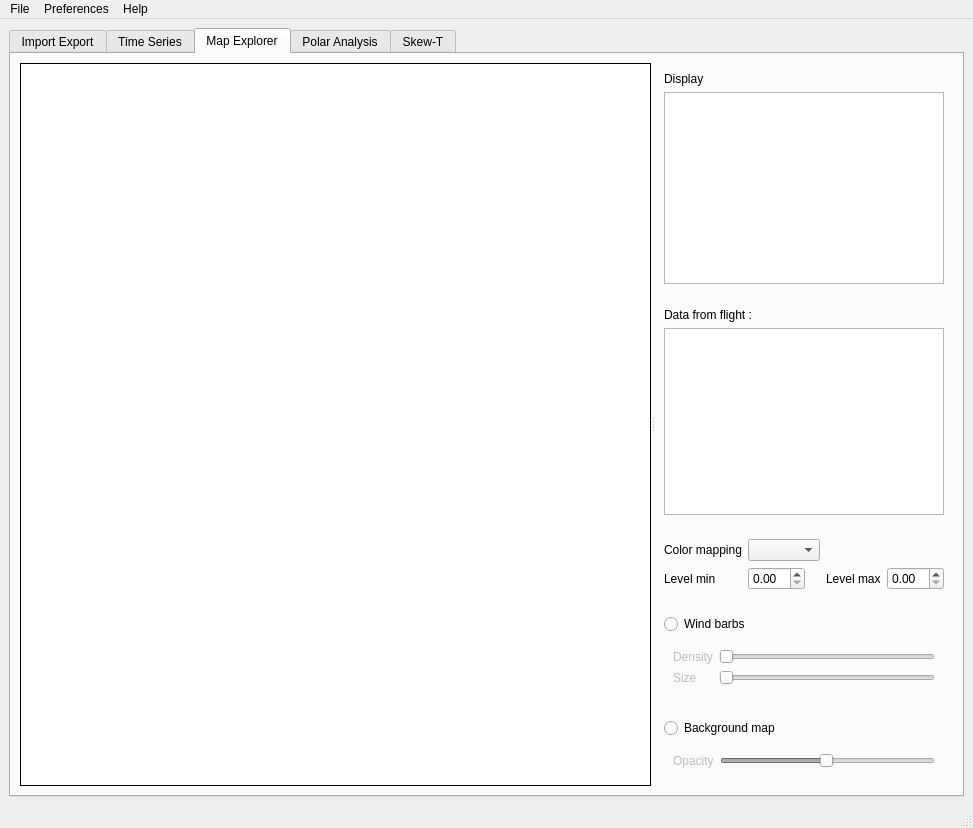
The window that src/gui/mainwindow.ui (TheGoodWeather/Vector-Vario-Analyzer) describes before a commit, drawn with Qt 5.
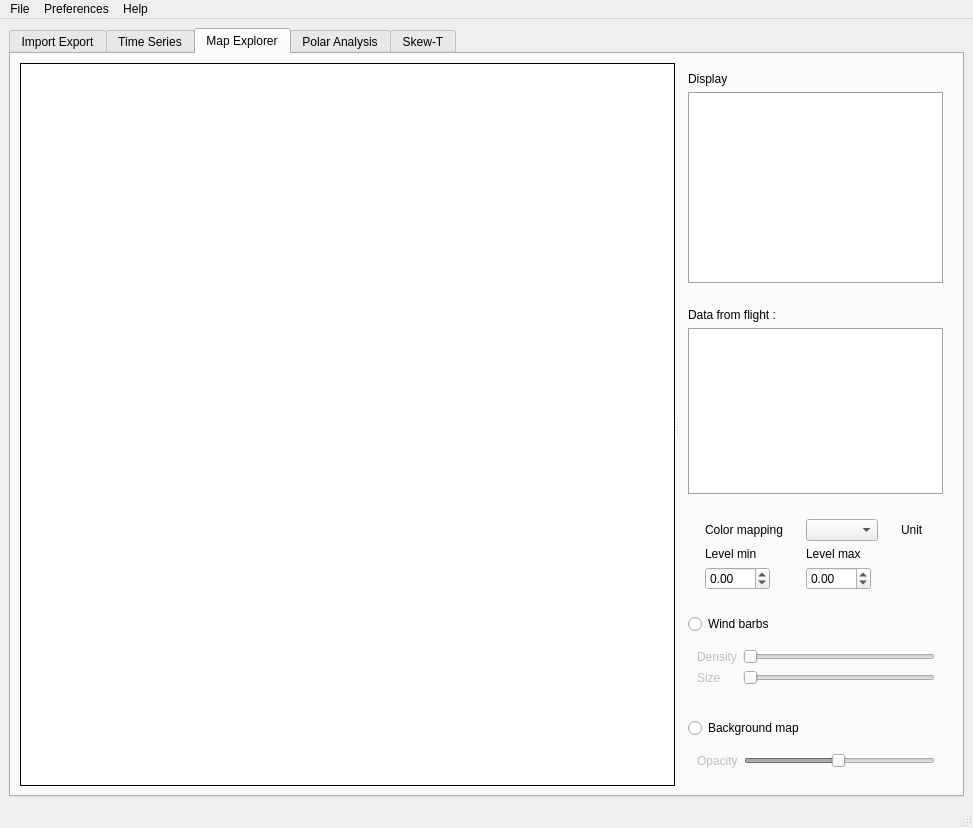
The same window after the commit. The open tabs and pages were chosen to show the change. Custom widgets are drawn as their Qt base class.

Commit message: Modifications des limites de colorbar + correction bugs

Diff of the .ui file:
```diff
--- a/src/gui/mainwindow.ui
+++ b/src/gui/mainwindow.ui
@@ -534,6 +534,9 @@
                    <verstretch>0</verstretch>
                   </sizepolicy>
                  </property>
+                 <property name="frameShape">
+                  <enum>QFrame::Box</enum>
+                 </property>
                 </widget>
                </item>
               </layout>
@@ -563,6 +566,9 @@
                    <verstretch>0</verstretch>
                   </sizepolicy>
                  </property>
+                 <property name="frameShape">
+                  <enum>QFrame::Box</enum>
+                 </property>
                 </widget>
                </item>
               </layout>
@@ -571,7 +577,7 @@
             <item>
              <widget class="QWidget" name="widget_levels_map" native="true">
               <layout class="QGridLayout" name="gridLayout_3">
-               <item row="0" column="1">
+               <item row="0" column="2">
                 <widget class="QComboBox" name="combobox_variable_2D">
                  <property name="sizePolicy">
                   <sizepolicy hsizetype="Fixed" vsizetype="Fixed">
@@ -581,6 +587,19 @@
                  </property>
                 </widget>
                </item>
+               <item row="2" column="2">
+                <widget class="QLabel" name="label_21">
+                 <property name="sizePolicy">
+                  <sizepolicy hsizetype="Fixed" vsizetype="Preferred">
+                   <horstretch>0</horstretch>
+                   <verstretch>0</verstretch>
+                  </sizepolicy>
+                 </property>
+                 <property name="text">
+                  <string>Level max</string>
+                 </property>
+                </widget>
+               </item>
                <item row="0" column="0">
                 <widget class="QLabel" name="label_23">
                  <property name="sizePolicy">
@@ -594,30 +613,7 @@
                  </property>
                 </widget>
                </item>
-               <item row="1" column="2">
-                <widget class="QLabel" name="label_21">
-                 <property name="sizePolicy">
-                  <sizepolicy hsizetype="Fixed" vsizetype="Preferred">
-                   <horstretch>0</horstretch>
-                   <verstretch>0</verstretch>
-                  </sizepolicy>
-                 </property>
-                 <property name="text">
-                  <string>Level max</string>
-                 </property>
-                </widget>
-               </item>
-               <item row="1" column="3">
-                <widget class="QDoubleSpinBox" name="doubleSpinBox_colorbar_max">
-                 <property name="sizePolicy">
-                  <sizepolicy hsizetype="Fixed" vsizetype="Fixed">
-                   <horstretch>0</horstretch>
-                   <verstretch>0</verstretch>
-                  </sizepolicy>
-                 </property>
-                </widget>
-               </item>
-               <item row="1" column="0">
+               <item row="2" column="0">
                 <widget class="QLabel" name="label_2">
                  <property name="sizePolicy">
                   <sizepolicy hsizetype="Fixed" vsizetype="Preferred">
@@ -630,7 +626,7 @@
                  </property>
                 </widget>
                </item>
-               <item row="1" column="1">
+               <item row="3" column="0">
                 <widget class="QDoubleSpinBox" name="doubleSpinBox_colorbar_min">
                  <property name="sizePolicy">
                   <sizepolicy hsizetype="Fixed" vsizetype="Fixed">
@@ -638,6 +634,59 @@
                    <verstretch>0</verstretch>
                   </sizepolicy>
                  </property>
+                 <property name="maximumSize">
+                  <size>
+                   <width>65</width>
+                   <height>16777215</height>
+                  </size>
+                 </property>
+                 <property name="locale">
+                  <locale language="English" country="UnitedStates"/>
+                 </property>
+                 <property name="minimum">
+                  <double>-1000000.000000000000000</double>
+                 </property>
+                 <property name="maximum">
+                  <double>99999999.000000000000000</double>
+                 </property>
+                </widget>
+               </item>
+               <item row="3" column="2">
+                <widget class="QDoubleSpinBox" name="doubleSpinBox_colorbar_max">
+                 <property name="sizePolicy">
+                  <sizepolicy hsizetype="Fixed" vsizetype="Fixed">
+                   <horstretch>0</horstretch>
+                   <verstretch>0</verstretch>
+                  </sizepolicy>
+                 </property>
+                 <property name="maximumSize">
+                  <size>
+                   <width>65</width>
+                   <height>16777215</height>
+                  </size>
+                 </property>
+                 <property name="locale">
+                  <locale language="English" country="UnitedStates"/>
+                 </property>
+                 <property name="minimum">
+                  <double>-99999999.000000000000000</double>
+                 </property>
+                 <property name="maximum">
+                  <double>99999999.000000000000000</double>
+                 </property>
+                </widget>
+               </item>
+               <item row="0" column="3">
+                <widget class="QLabel" name="label_unit_cmap">
+                 <property name="sizePolicy">
+                  <sizepolicy hsizetype="Fixed" vsizetype="Preferred">
+                   <horstretch>0</horstretch>
+                   <verstretch>0</verstretch>
+                  </sizepolicy>
+                 </property>
+                 <property name="text">
+                  <string>Unit</string>
+                 </property>
                 </widget>
                </item>
               </layout>
```
Left out of the diff: 23 changed lines with no effect on the pictures. The commit also changes 2 other files.
